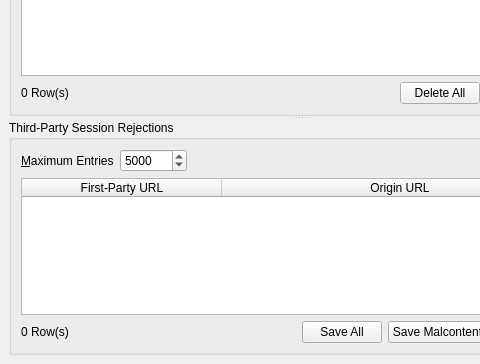
Above: UI/dooble_accepted_or_blocked_domains.ui from textbrowser/dooble before the change; both pictures show x 0 to 480 and y 336 to 700 of the 600 by 700 pixel window. Below: the same form after it.
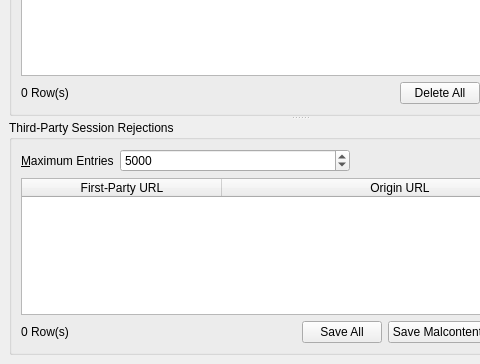
That is the form after the change. Icons and pictures are not drawn. Custom widgets are drawn as their Qt base class.

Commit message: Widget widths.

```diff
--- a/UI/dooble_accepted_or_blocked_domains.ui
+++ b/UI/dooble_accepted_or_blocked_domains.ui
@@ -335,7 +335,7 @@
           <item>
            <widget class="QSpinBox" name="maximum_session_rejections">
             <property name="sizePolicy">
-             <sizepolicy hsizetype="Preferred" vsizetype="Fixed">
+             <sizepolicy hsizetype="MinimumExpanding" vsizetype="Fixed">
               <horstretch>0</horstretch>
               <verstretch>0</verstretch>
              </sizepolicy>
```
The commit also changes 1 other file.
